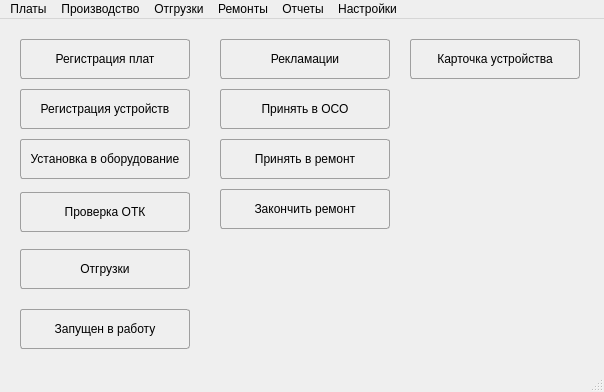
Qt form Remont/mainwindow.ui (AlexeyScherbakov2021/Remont2) before a commit.
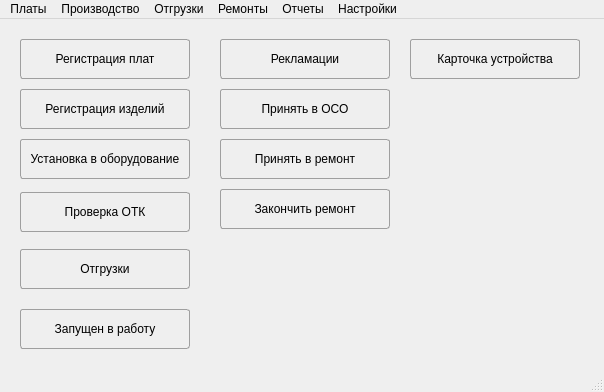
The same form after that commit. Icons and pictures are not drawn.

Commit message: Окно выбора изделий

Diff of the .ui file:
```diff
--- a/Remont/mainwindow.ui
+++ b/Remont/mainwindow.ui
@@ -126,7 +126,7 @@
      </rect>
     </property>
     <property name="text">
-     <string>Регистрация устройств</string>
+     <string>Регистрация изделий</string>
     </property>
    </widget>
    <widget class="QPushButton" name="pbOTK">
```
Left out of the diff: 12 changed lines with no effect on the pictures. The commit also changes 31 other files.
